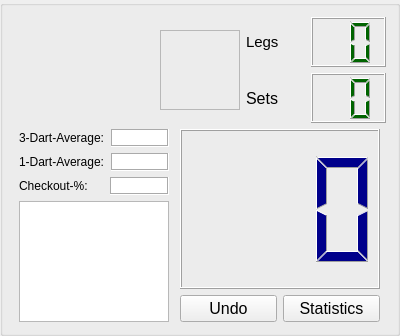
This is src/groupbox_x01.ui in m1ld3/dartomato as Qt 5 draws it before an edit. The edited form follows.
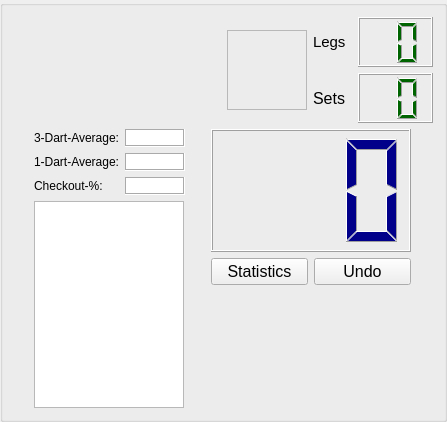
This is the edited form. Custom widgets are drawn as their Qt base class.

Commit message: Simplify Cricket undo

```diff
--- a/src/groupbox_x01.ui
+++ b/src/groupbox_x01.ui
@@ -6,15 +6,17 @@
    <rect>
     <x>0</x>
     <y>0</y>
-    <width>400</width>
-    <height>336</height>
+    <width>447</width>
+    <height>422</height>
    </rect>
   </property>
   <property name="windowTitle">
    <string>GroupBox</string>
   </property>
-  <layout class="QGridLayout" name="gridLayout">
-   <item row="0" column="0">
+  <layout class="QVBoxLayout" name="verticalLayout_3">
+   <item>
+    <layout class="QHBoxLayout" name="horizontalLayout_8">
+     <item>
     <layout class="QHBoxLayout" name="horizontalLayout_5">
      <item>
       <widget class="QLabel" name="labelPlayerName">
@@ -33,7 +35,9 @@
      </item>
     </layout>
    </item>
-   <item row="0" column="1">
+     <item>
+      <layout class="QHBoxLayout" name="horizontalLayout_6">
+       <item>
     <widget class="CPlayerActiveButton" name="labelPic">
      <property name="sizePolicy">
       <sizepolicy hsizetype="Fixed" vsizetype="Fixed">
@@ -67,7 +71,7 @@
      </property>
     </widget>
    </item>
-   <item row="0" column="2">
+       <item>
     <layout class="QVBoxLayout" name="verticalLayout">
      <item>
       <layout class="QHBoxLayout" name="horizontalLayout_2">
@@ -159,12 +163,16 @@
      </item>
     </layout>
    </item>
-   <item row="1" column="0" colspan="3">
+      </layout>
+     </item>
+    </layout>
+   </item>
+   <item>
     <layout class="QHBoxLayout" name="horizontalLayout_9">
      <item>
-      <layout class="QVBoxLayout" name="verticalLayout_3">
+      <layout class="QVBoxLayout" name="verticalLayout_2">
        <item>
-        <layout class="QHBoxLayout" name="horizontalLayout_8">
+        <layout class="QHBoxLayout" name="horizontalLayout_4">
          <item>
           <widget class="QLabel" name="label3DartAvg">
            <property name="sizePolicy">
@@ -189,12 +197,24 @@
          </item>
          <item>
           <widget class="QLabel" name="label3DartAvgInput">
+           <property name="sizePolicy">
+            <sizepolicy hsizetype="Fixed" vsizetype="Preferred">
+             <horstretch>0</horstretch>
+             <verstretch>0</verstretch>
+            </sizepolicy>
+           </property>
            <property name="minimumSize">
             <size>
-             <width>50</width>
+             <width>60</width>
              <height>0</height>
             </size>
            </property>
+           <property name="maximumSize">
+            <size>
+             <width>70</width>
+             <height>16777215</height>
+            </size>
+           </property>
            <property name="styleSheet">
             <string notr="true">QLabel {background-color: white}</string>
            </property>
@@ -207,6 +227,9 @@
            <property name="text">
             <string/>
            </property>
+           <property name="alignment">
+            <set>Qt::AlignRight|Qt::AlignTrailing|Qt::AlignVCenter</set>
+           </property>
           </widget>
          </item>
         </layout>
@@ -237,12 +260,24 @@
          </item>
          <item>
           <widget class="QLabel" name="label1DartAvgInput">
+           <property name="sizePolicy">
+            <sizepolicy hsizetype="Fixed" vsizetype="Preferred">
+             <horstretch>0</horstretch>
+             <verstretch>0</verstretch>
+            </sizepolicy>
+           </property>
            <property name="minimumSize">
             <size>
-             <width>50</width>
+             <width>60</width>
              <height>0</height>
             </size>
            </property>
+           <property name="maximumSize">
+            <size>
+             <width>70</width>
+             <height>16777215</height>
+            </size>
+           </property>
            <property name="styleSheet">
             <string notr="true">QLabel {background-color: white}</string>
            </property>
@@ -255,6 +290,9 @@
            <property name="text">
             <string/>
            </property>
+           <property name="alignment">
+            <set>Qt::AlignRight|Qt::AlignTrailing|Qt::AlignVCenter</set>
+           </property>
           </widget>
          </item>
         </layout>
@@ -285,12 +323,24 @@
          </item>
          <item>
           <widget class="QLabel" name="labelCheckoutInput">
+           <property name="sizePolicy">
+            <sizepolicy hsizetype="Fixed" vsizetype="Preferred">
+             <horstretch>0</horstretch>
+             <verstretch>0</verstretch>
+            </sizepolicy>
+           </property>
            <property name="minimumSize">
             <size>
-             <width>50</width>
+             <width>60</width>
              <height>0</height>
             </size>
            </property>
+           <property name="maximumSize">
+            <size>
+             <width>70</width>
+             <height>16777215</height>
+            </size>
+           </property>
            <property name="styleSheet">
             <string notr="true">QLabel {background-color: white}</string>
            </property>
@@ -303,6 +353,9 @@
            <property name="text">
             <string/>
            </property>
+           <property name="alignment">
+            <set>Qt::AlignRight|Qt::AlignTrailing|Qt::AlignVCenter</set>
+           </property>
           </widget>
          </item>
         </layout>
@@ -338,7 +391,7 @@
          <property name="minimumSize">
           <size>
            <width>0</width>
-           <height>100</height>
+           <height>80</height>
           </size>
          </property>
          <property name="maximumSize">
@@ -371,18 +424,6 @@
        </item>
        <item>
         <layout class="QHBoxLayout" name="horizontalLayout">
-         <item>
-          <widget class="QPushButton" name="pushButtonUndo">
-           <property name="font">
-            <font>
-             <pointsize>12</pointsize>
-            </font>
-           </property>
-           <property name="text">
-            <string>Undo</string>
-           </property>
-          </widget>
-         </item>
          <item>
           <widget class="QPushButton" name="pushButtonStats">
            <property name="font">
@@ -395,8 +436,33 @@
            </property>
           </widget>
          </item>
+         <item>
+          <widget class="QPushButton" name="pushButtonUndo">
+           <property name="font">
+            <font>
+             <pointsize>12</pointsize>
+            </font>
+           </property>
+           <property name="text">
+            <string>Undo</string>
+           </property>
+          </widget>
+         </item>
         </layout>
        </item>
+       <item>
+        <spacer name="verticalSpacer">
+         <property name="orientation">
+          <enum>Qt::Vertical</enum>
+         </property>
+         <property name="sizeHint" stdset="0">
+          <size>
+           <width>20</width>
+           <height>40</height>
+          </size>
+         </property>
+        </spacer>
+       </item>
       </layout>
      </item>
     </layout>
```
Lines whose indentation alone changed are shown as unchanged. The commit also changes 17 other files.
